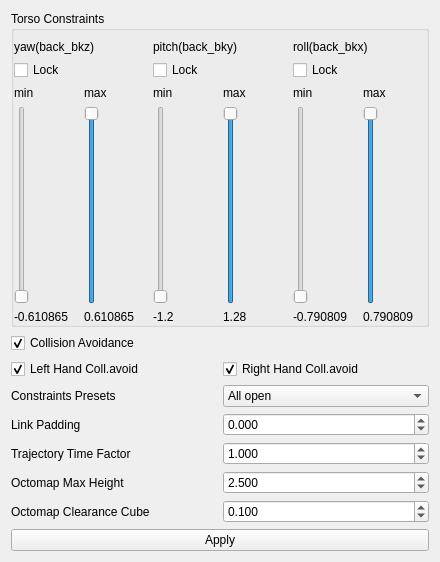
The window that vigir_ocs_back_joint_limit/src/joint_limit.ui (team-vigir/vigir_ocs_common) describes before a commit, drawn with Qt 5.
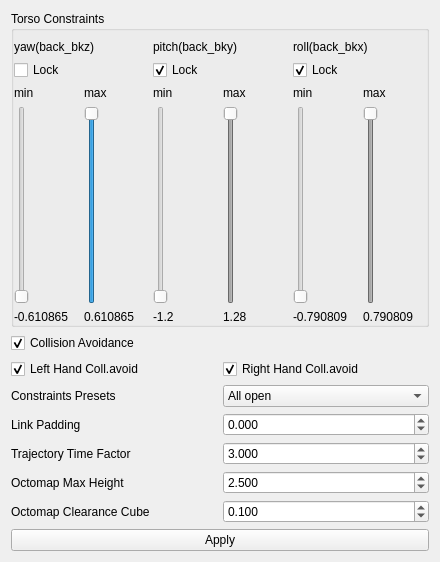
The same window after the commit.

```diff
--- a/vigir_ocs_back_joint_limit/src/joint_limit.ui
+++ b/vigir_ocs_back_joint_limit/src/joint_limit.ui
@@ -147,6 +147,9 @@
             <property name="text">
              <string>Lock</string>
             </property>
+            <property name="checked">
+             <bool>true</bool>
+            </property>
            </widget>
           </item>
           <item>
@@ -196,6 +199,9 @@
               </item>
               <item>
                <widget class="QSlider" name="mbyMax">
+                <property name="enabled">
+                 <bool>false</bool>
+                </property>
                 <property name="minimum">
                  <number>-120</number>
                 </property>
@@ -237,6 +243,9 @@
             <property name="text">
              <string>Lock</string>
             </property>
+            <property name="checked">
+             <bool>true</bool>
+            </property>
            </widget>
           </item>
           <item>
@@ -286,6 +295,9 @@
               </item>
               <item>
                <widget class="QSlider" name="ubxMax">
+                <property name="enabled">
+                 <bool>false</bool>
+                </property>
                 <property name="minimum">
                  <number>-790809</number>
                 </property>
@@ -392,7 +404,7 @@
          <double>0.010000000000000</double>
         </property>
         <property name="value">
-         <double>1.000000000000000</double>
+         <double>3.000000000000000</double>
         </property>
        </widget>
       </item>
```
Left out of the diff: 6 changed lines with no effect on the pictures.
